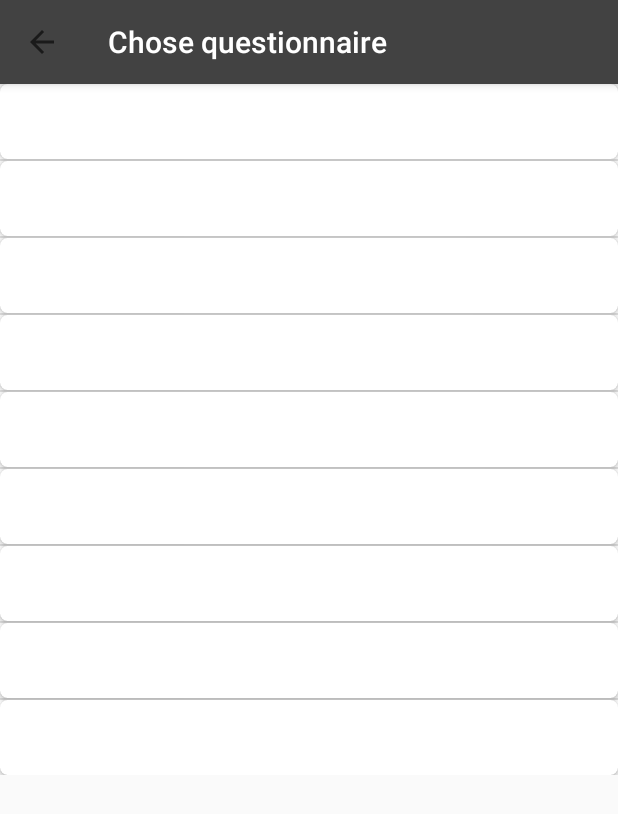
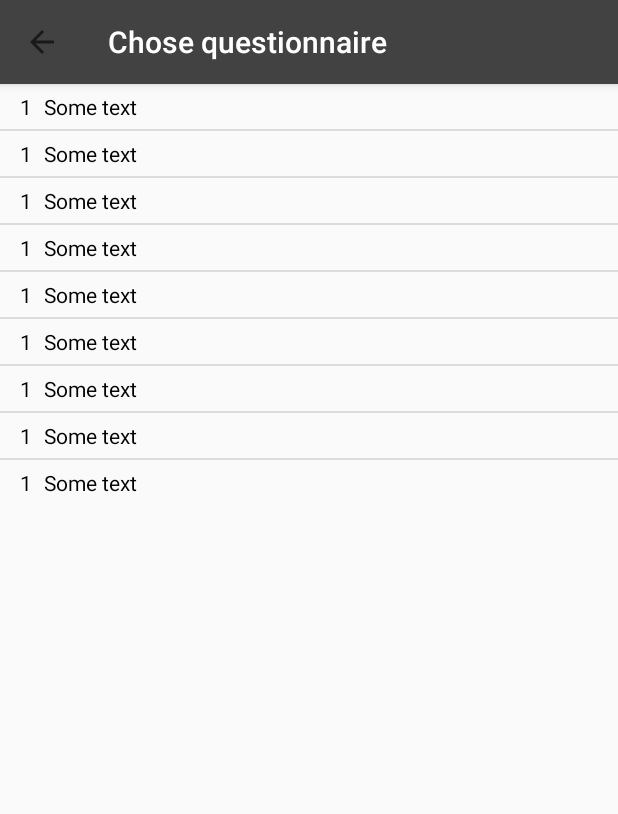
Before and after one commit to AlexKatrenich/codelabs, an Android app: the screen it shows after launch (QuestionariesActivity), on a phone screen of 412 x 824 dp. Shown: the top 814 px of the screen. Run offline under Robolectric (Android 15) with nearby library versions, the phone set to English and light mode, and no system bars.

Commit message:
maked list with test view_items

```diff
--- a/FactoryQuestions/app/src/main/java/com/katrenich/alex/factoryquestions/adapters/QuestionariesListAdapter.java
+++ b/FactoryQuestions/app/src/main/java/com/katrenich/alex/factoryquestions/adapters/QuestionariesListAdapter.java
@@ -13,7 +13,7 @@ import com.katrenich.alex.factoryquestions.R;
 
 import java.util.List;
 
-/**/
+
 public class QuestionariesListAdapter extends BaseAdapter {
     private static final String TAG = "Adapter_";
     private Context mContext;
@@ -52,15 +52,15 @@ public class QuestionariesListAdapter extends BaseAdapter {
         View view = convertView;
 
         if(view == null){
-            view = mLInflater.inflate(R.layout.group_list_view_item, parent, false);
+            view = mLInflater.inflate(R.layout.test_list_view_item, parent, false);
             Log.d(TAG, "getView: mLInflater.inflate -> new View");
         }
 
 
         // заповнюємо View з отриманого списку mList
-        TextView textView = view.findViewById(R.id.tv_questionnaire_number);
+        TextView textView = view.findViewById(R.id.tv_test_item_numb);
         textView.setText("1");
-        ((TextView)view.findViewById(R.id.tv_questionnaire_title)).setText("Some text");
+        ((TextView)view.findViewById(R.id.tv_test_item_title)).setText("Some text");
         return view;
     }
 }
--- /dev/null
+++ b/FactoryQuestions/app/src/main/res/layout/test_list_view_item.xml
@@ -0,0 +1,38 @@
+<?xml version="1.0" encoding="utf-8"?>
+<android.support.constraint.ConstraintLayout xmlns:android="http://schemas.android.com/apk/res/android"
+    xmlns:app="http://schemas.android.com/apk/res-auto"
+    xmlns:tools="http://schemas.android.com/tools"
+    android:layout_width="match_parent"
+    android:layout_height="wrap_content"
+    android:layout_margin="5dp"
+    android:padding="5dp">
+
+
+    <TextView
+        android:id="@+id/tv_test_item_numb"
+        android:layout_width="wrap_content"
+        android:layout_height="wrap_content"
+        android:layout_marginLeft="8dp"
+        android:layout_marginStart="8dp"
+        android:textColor="@android:color/black"
+        app:layout_constraintBottom_toBottomOf="parent"
+        app:layout_constraintStart_toStartOf="parent"
+        app:layout_constraintTop_toTopOf="parent"
+        tools:text="1" />
+
+    <TextView
+        android:id="@+id/tv_test_item_title"
+        android:layout_width="0dp"
+        android:layout_height="wrap_content"
+        android:layout_marginEnd="8dp"
+        android:layout_marginLeft="8dp"
+        android:layout_marginRight="8dp"
+        android:layout_marginStart="8dp"
+        android:textColor="@android:color/black"
+        app:layout_constraintBottom_toBottomOf="parent"
+        app:layout_constraintEnd_toEndOf="parent"
+        app:layout_constraintStart_toEndOf="@+id/tv_test_item_numb"
+        app:layout_constraintTop_toTopOf="parent"
+        tools:text="some text" />
+
+</android.support.constraint.ConstraintLayout>
```
